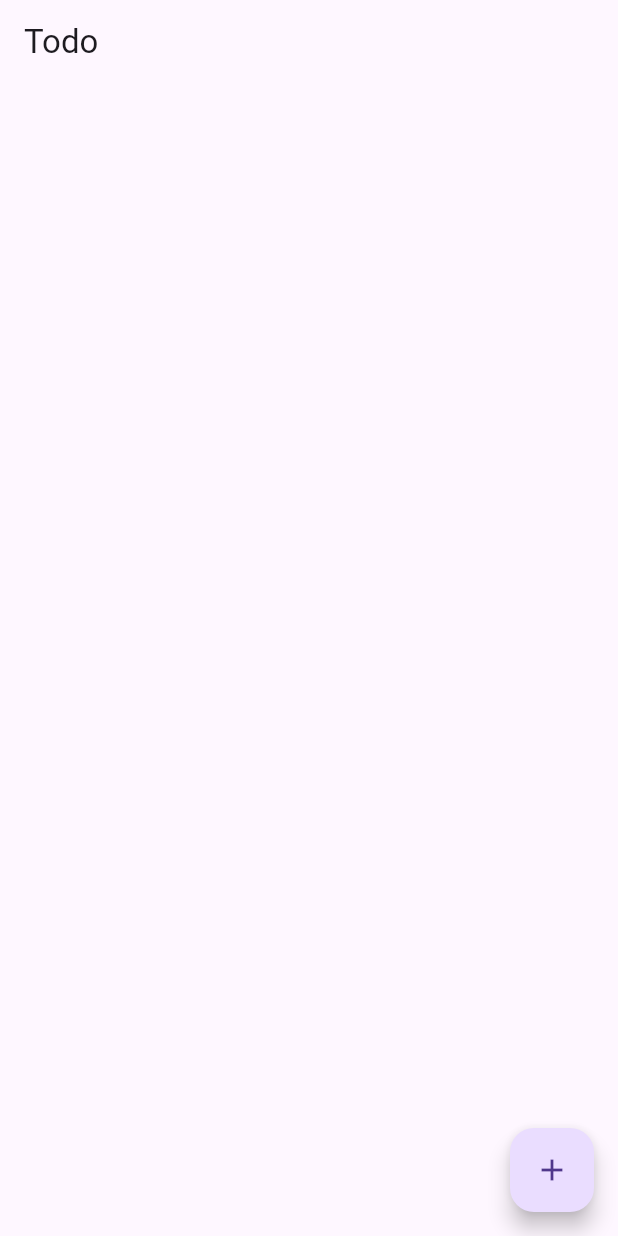
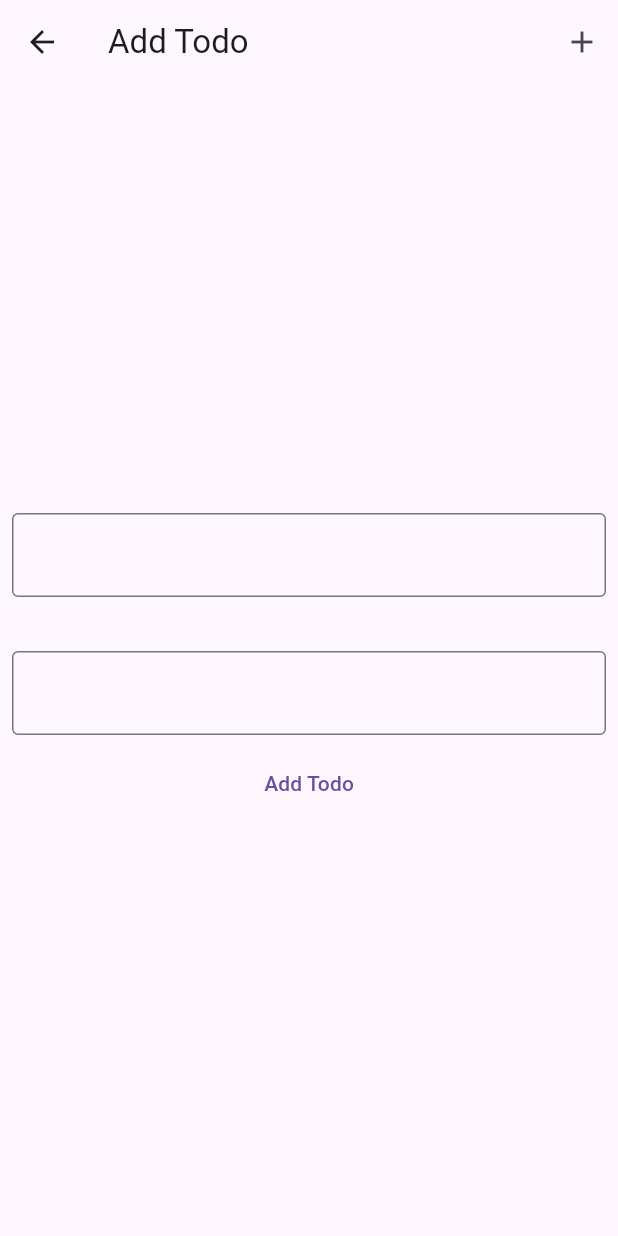
Before and after one commit to Elabs-llc/PRODIGY_AD_02, a Flutter app: the screen it shows after launch, after a tap on the "add" icon, on a phone screen of 412 x 824 dp. Run offline on Flutter 3.47's test engine with Material 3 defaults, Android fonts, the phone set to English and light mode, and no system bars; our stand-ins replace flutter_riverpod.

Commit message:
add todo function added

```diff
--- a/lib/main.dart
+++ b/lib/main.dart
@@ -1,8 +1,9 @@
 import 'package:flutter/material.dart';
+import 'package:flutter_riverpod/flutter_riverpod.dart';
 import 'package:todo/pages/home.dart';
 
 void main() {
-  runApp(const MyApp());
+  runApp(ProviderScope(child: const MyApp()));
 }
 
 class MyApp extends StatelessWidget {
--- a/lib/pages/add.dart
+++ b/lib/pages/add.dart
@@ -0,0 +1,77 @@
+import 'package:flutter/material.dart';
+import 'package:flutter_riverpod/flutter_riverpod.dart';
+import 'package:todo/providers/todo_provider.dart';
+
+class AddTodo extends ConsumerWidget {
+  const AddTodo({super.key});
+
+  void _addTodo(WidgetRef ref, TextEditingController titleController,
+      TextEditingController contentController, BuildContext context) {
+    if (titleController.text.isNotEmpty && contentController.text.isNotEmpty) {
+      ref
+          .read(todoProvider.notifier)
+          .addTodo(titleController.text, contentController.text);
+      titleController.clear();
+      contentController.clear();
+    } else {
+      ScaffoldMessenger.of(context).showSnackBar(SnackBar(
+        content: Text("Please fill in the title and content"),
+      ));
+    }
+  }
+
+  @override
+  Widget build(BuildContext context, WidgetRef ref) {
+    TextEditingController titleController = new TextEditingController();
+    TextEditingController contentController = new TextEditingController();
+
+    return Scaffold(
+      appBar: AppBar(
+        title: Text('Add Todo'),
+        actions: [
+          IconButton(
+            icon: Icon(Icons.add),
+            onPressed: () {
+              _addTodo(ref, titleController, contentController, context);
+              Navigator.pop(context);
+            },
+          ),
+        ],
+      ),
+      body: Center(
+        child: Column(
+          mainAxisSize: MainAxisSize.min,
+          children: [
+            Padding(
+              padding: const EdgeInsets.all(8.0),
+              child: TextField(
+                controller: titleController,
+                decoration: InputDecoration(
+                  border: OutlineInputBorder(),
+                ),
+              ),
+            ),
+            SizedBox(
+              height: 20,
+            ),
+            Padding(
+              padding: const EdgeInsets.all(8.0),
+              child: TextField(
+                controller: contentController,
+                decoration: InputDecoration(
+                  border: OutlineInputBorder(),
+                ),
+              ),
+            ),
+            TextButton(
+                onPressed: () {
+                  _addTodo(ref, titleController, contentController, context);
+                  Navigator.pop(context);
+                },
+                child: Text("Add Todo"))
+          ],
+        ),
+      ),
+    );
+  }
+}
--- a/lib/pages/home.dart
+++ b/lib/pages/home.dart
@@ -1,4 +1,5 @@
 import 'package:flutter/material.dart';
+import 'package:todo/pages/add.dart';
 
 class MyHomePage extends StatefulWidget {
   const MyHomePage({super.key});
@@ -16,7 +17,10 @@ class _MyHomePageState extends State<MyHomePage> {
       ),
       body: const Center(),
       floatingActionButton: FloatingActionButton(
-        onPressed: () {},
+        onPressed: () {
+          Navigator.of(context)
+              .push(MaterialPageRoute(builder: (context) => AddTodo()));
+        },
         tooltip: 'Increment',
         child: const Icon(Icons.add),
       ),
--- a/lib/providers/todo_provider.dart
+++ b/lib/providers/todo_provider.dart
@@ -7,7 +7,7 @@ final todoProvider =
 });
 
 class TodoListNotifier extends StateNotifier<List<TodoModel>> {
-  TodoListNotifier() : super([]) {
+  TodoListNotifier() : super([]);
   // Add Todo
   void addTodo(String title, String content) {
     state = [
@@ -41,4 +41,3 @@ class TodoListNotifier extends StateNotifier<List<TodoModel>> {
     state = state.where((todo) => todo.todoId != id).toList();
   }
 }
-}
```
Lines whose indentation alone changed are shown as unchanged.
